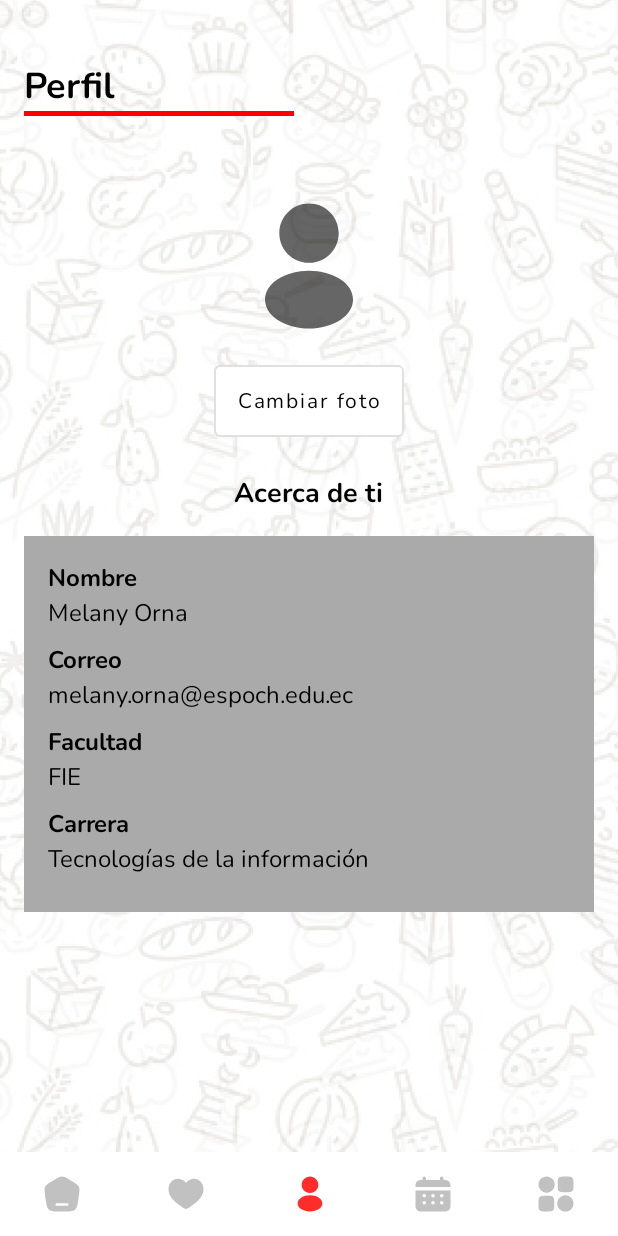
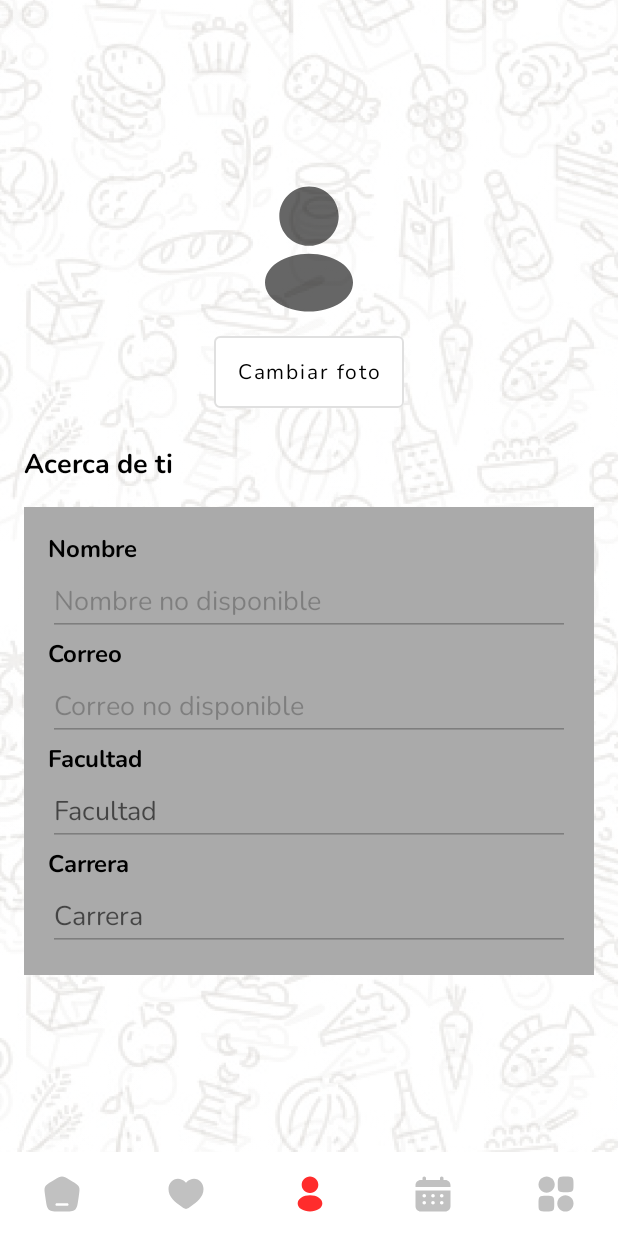
Before and after one commit to ETSA-Labs/_Comedor-Politecnico, an Android app: the screen it shows after launch (MainActivity), item 3 of the bottom bar chosen, on a phone screen of 412 x 824 dp. Run offline under Robolectric (Android 15) with nearby library versions, the phone set to English and light mode, and no system bars; our stand-ins replace Firebase (no records; nobody signed in at launch, a user with empty details on screens opened directly), navigation-ui; libraries missing offline, so code that uses them is left out: com.microsoft.identity, com.onesignal, com.onesignal.debug, com.onesignal.notifications; 5 statements that could not run were skipped.

Commit message:
Somethings isn´t work!!!!!!!

```diff
--- a/app/src/main/java/com/espoch/comedor/services/AuthService.kt
+++ b/app/src/main/java/com/espoch/comedor/services/AuthService.kt
@@ -1,6 +1,7 @@
 package com.espoch.comedor.services
 
 import android.annotation.SuppressLint
+import android.content.Context
 import android.util.Log
 import androidx.fragment.app.FragmentActivity
 import com.espoch.comedor.R
@@ -74,6 +75,12 @@ class AuthService {
                                 if (!accessToken.isNullOrEmpty()) {
                                     getFullName(accessToken)
                                 }
+                                // Guardar datos en SharedPreferences
+                                /*val sharedPreferences = context?.getSharedPreferences("USER_PREF", Context.MODE_PRIVATE)
+                                val editor = sharedPreferences?.edit()
+                                editor?.putString("USER_NAME", com.espoch.comedor.models.AppUser.current.fullName)
+                                editor?.putString("USER_EMAIL", com.espoch.comedor.models.AppUser.current.email)
+                                editor?.apply()*/
                             }
                             listeners.forEach { it.onCreate() }
                         }
--- /dev/null
+++ b/app/src/main/java/com/espoch/comedor/views/ProfileFragment.kt
@@ -0,0 +1,46 @@
+package com.espoch.comedor.views
+
+import android.content.Context
+import android.os.Bundle
+import android.view.LayoutInflater
+import android.view.View
+import android.view.ViewGroup
+import androidx.fragment.app.Fragment
+import com.espoch.comedor.databinding.FragmentProfileBinding
+
+class ProfileFragment : Fragment() {
+
+    private var _binding: FragmentProfileBinding? = null
+    private val binding get() = _binding!!
+
+    override fun onCreateView(
+        inflater: LayoutInflater, container: ViewGroup?,
+        savedInstanceState: Bundle?
+    ): View? {
+        _binding = FragmentProfileBinding.inflate(inflater, container, false)
+        val view = binding.root
+
+        loadUserProfile()
+
+        // Configurar el botón de cambiar foto
+        binding.changePhoto.setOnClickListener {
+            // Aquí puedes implementar la funcionalidad para cambiar la foto
+        }
+
+        return view
+    }
+
+    private fun loadUserProfile() {
+        val sharedPreferences = activity?.getSharedPreferences("USER_PREF", Context.MODE_PRIVATE)
+        val userName = sharedPreferences?.getString("USER_NAME", "Nombre no disponible")
+        val userEmail = sharedPreferences?.getString("USER_EMAIL", "Correo no disponible")
+
+        binding.userName.setText(userName)
+        binding.userEmail.setText(userEmail)
+    }
+
+    override fun onDestroyView() {
+        super.onDestroyView()
+        _binding = null
+    }
+}
--- a/app/src/main/java/com/espoch/comedor/views/ProfileFragment_.kt
+++ /dev/null
@@ -1,49 +0,0 @@
-package com.espoch.comedor.views
-
-import android.os.Bundle
-import android.view.LayoutInflater
-import android.view.View
-import android.view.ViewGroup
-import android.widget.ImageView
-import android.widget.TextView
-import androidx.fragment.app.Fragment
-import com.espoch.comedor.R
-
-class ProfileFragment_ : Fragment() {
-
-    private lateinit var tvProfileTitle: TextView
-    private lateinit var ivProfileImage: ImageView
-    private lateinit var tvAboutYou: TextView
-    private lateinit var tvName: TextView
-    private lateinit var tvEmail: TextView
-    private lateinit var tvFaculty: TextView
-    private lateinit var tvDepartment: TextView
-
-    override fun onCreate(savedInstanceState: Bundle?) {
-        super.onCreate(savedInstanceState)
-        arguments?.let {
-            // Aquí puedes manejar los parámetros si los necesitas
-        }
-    }
-
-    override fun onCreateView(inflater: LayoutInflater, container: ViewGroup?, savedInstanceState: Bundle?): View? {
-        val view = inflater.inflate(R.layout.fragment_profile_, container, false)
-
-        // Inicializar las vistas
-        tvProfileTitle = view.findViewById(R.id.tv_profile_title)
-        ivProfileImage = view.findViewById(R.id.iv_profile_image)
-        tvAboutYou = view.findViewById(R.id.tv_about_you)
-        tvName = view.findViewById(R.id.tv_name)
-        tvEmail = view.findViewById(R.id.tv_email)
-        tvFaculty = view.findViewById(R.id.tv_faculty)
-        tvDepartment = view.findViewById(R.id.tv_department)
-
-        // Ejemplo de actualización de texto
-        tvName.text = "Melany Orna"
-
-        // Si necesitas cambiar la imagen, puedes hacerlo aquí
-        // ivProfileImage.setImageResource(R.drawable.nueva_imagen)
-
-        return view
-    }
-}
--- a/app/src/main/res/layout/fragment_profile_.xml
+++ b/app/src/main/res/layout/fragment_profile.xml
@@ -4,7 +4,7 @@
     xmlns:tools="http://schemas.android.com/tools"
     android:layout_width="match_parent"
     android:layout_height="match_parent"
-    tools:context=".views.ProfileFragment_">
+    tools:context=".views.ProfileFragment">
 
     <ImageView
         android:id="@+id/imageView"
@@ -20,44 +20,27 @@
         android:orientation="vertical"
         android:padding="16dp">
 
-        <TextView
-            android:id="@+id/tv_profile_title"
-            android:layout_width="154dp"
-            android:layout_height="wrap_content"
-            android:layout_gravity="left"
-            android:layout_marginTop="24dp"
-            android:text="Perfil"
-            android:textColor="@android:color/black"
-            android:textSize="24sp"
-            android:textStyle="bold" />
-
-        <View
-            android:id="@+id/view"
-            android:layout_width="180dp"
-            android:layout_height="3dp"
-            android:background="#FF0000" />
-
         <ImageView
-            android:id="@+id/iv_profile_image"
+            android:id="@+id/profile_image"
             android:layout_width="100dp"
             android:layout_height="100dp"
-            android:layout_gravity="center_horizontal"
-            android:layout_marginTop="50dp"
+            android:layout_gravity="center"
+            android:layout_marginTop="100dp"
             app:srcCompat="@drawable/ic_user_24dp" />
 
         <Button
-            android:id="@+id/changePhotoButton"
+            android:id="@+id/change_photo"
             android:layout_width="wrap_content"
             android:layout_height="wrap_content"
-            android:layout_gravity="center_horizontal"
-            android:layout_marginTop="16dp"
-            android:text="Cambiar foto" />
+            android:layout_gravity="center"
+            android:layout_marginTop="8dp"
+            android:text="Cambiar foto"
+            android:textColor="@color/primary" />
 
         <TextView
             android:id="@+id/tv_about_you"
             android:layout_width="wrap_content"
             android:layout_height="wrap_content"
-            android:layout_gravity="center_horizontal"
             android:layout_marginTop="24dp"
             android:text="Acerca de ti"
             android:textColor="@android:color/black"
@@ -79,14 +62,12 @@
                 android:textColor="@android:color/black"
                 android:textSize="16sp"
                 android:textStyle="bold" />
-
-            <TextView
-                android:id="@+id/tv_name"
-                android:layout_width="wrap_content"
+            <EditText
+                android:id="@+id/user_name"
+                android:layout_width="match_parent"
                 android:layout_height="wrap_content"
-                android:layout_marginBottom="8dp"
-                android:textColor="@android:color/black"
-                android:textSize="16sp" />
+                android:hint="Nombre"
+                android:enabled="false"/>
 
             <TextView
                 android:layout_width="wrap_content"
@@ -96,14 +77,12 @@
                 android:textSize="16sp"
                 android:textStyle="bold" />
 
-            <TextView
-                android:id="@+id/tv_email"
-                android:layout_width="wrap_content"
+            <EditText
+                android:id="@+id/user_email"
+                android:layout_width="match_parent"
                 android:layout_height="wrap_content"
-                android:layout_marginBottom="8dp"
-                android:text="melany.orna@espoch.edu.ec"
-                android:textColor="@android:color/black"
-                android:textSize="16sp" />
+                android:hint="Correo"
+                android:enabled="false"/>
 
             <TextView
                 android:layout_width="wrap_content"
@@ -113,14 +92,12 @@
                 android:textSize="16sp"
                 android:textStyle="bold" />
 
-            <TextView
-                android:id="@+id/tv_faculty"
-                android:layout_width="wrap_content"
+            <EditText
+                android:id="@+id/user_faculty"
+                android:layout_width="match_parent"
                 android:layout_height="wrap_content"
-                android:layout_marginBottom="8dp"
-                android:text="FIE"
-                android:textColor="@android:color/black"
-                android:textSize="16sp" />
+                android:hint="Facultad"
+                android:enabled="false"/>
 
             <TextView
                 android:layout_width="wrap_content"
@@ -130,14 +107,13 @@
                 android:textSize="16sp"
                 android:textStyle="bold" />
 
-            <TextView
-                android:id="@+id/tv_department"
-                android:layout_width="wrap_content"
+            <EditText
+                android:id="@+id/user_career"
+                android:layout_width="match_parent"
                 android:layout_height="wrap_content"
-                android:layout_marginBottom="8dp"
-                android:text="Tecnologías de la información"
-                android:textColor="@android:color/black"
-                android:textSize="16sp" />
+                android:hint="Carrera"
+                android:enabled="false"/>
+
         </LinearLayout>
     </LinearLayout>
 
--- a/app/src/main/res/navigation/app_graph.xml
+++ b/app/src/main/res/navigation/app_graph.xml
@@ -18,8 +18,8 @@
         android:label="@string/item.favorite"/>
     <fragment
         android:id="@+id/navigation_profile"
-        android:name="com.espoch.comedor.views.ProfileFragment_"
-        tools:layout="@layout/fragment_profile_"
+        android:name="com.espoch.comedor.views.ProfileFragment"
+        tools:layout="@layout/fragment_profile"
         android:label="@string/item.location"/>
     <fragment
         android:id="@+id/navigation_booking"
```
Also changed, not shown: 1 other file.
